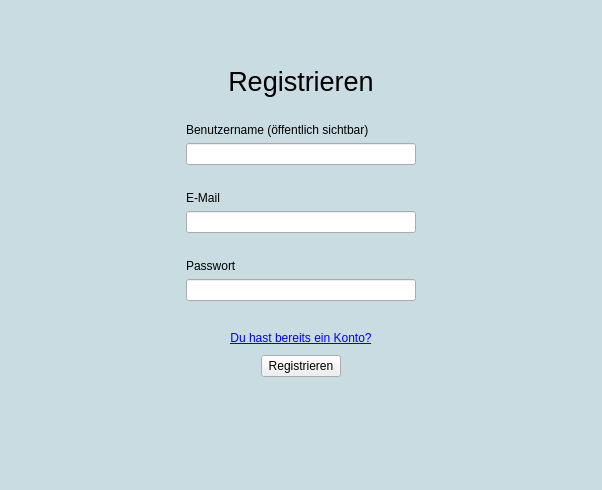
First picture: the form in Client/res/mp_logreg.ui, repository samuelx12/Vocitrainer, before the edit.
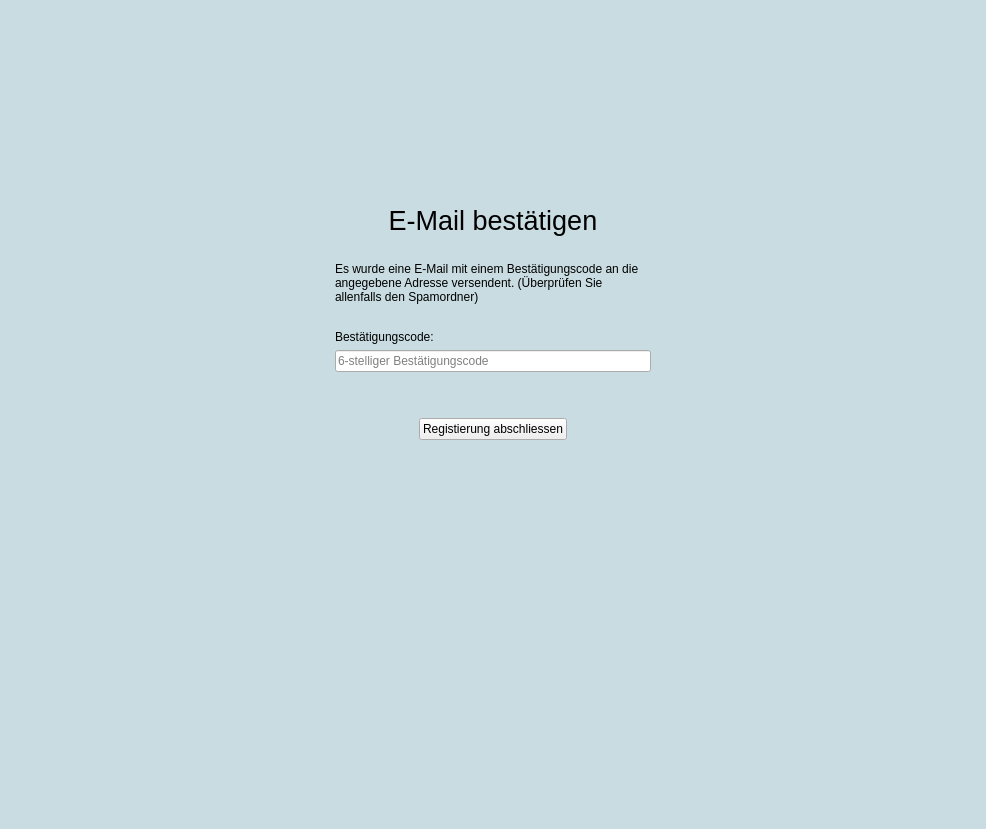
Second picture: the form after the edit. The open tabs and pages were chosen to show the change. Icons and pictures are not drawn.

Commit message: E-Mail Überprüfung client- und serverseitig fertiggestellt

What changed in the file:
```diff
--- a/Client/res/mp_logreg.ui
+++ b/Client/res/mp_logreg.ui
@@ -6,8 +6,8 @@
    <rect>
     <x>0</x>
     <y>0</y>
-    <width>602</width>
-    <height>490</height>
+    <width>986</width>
+    <height>829</height>
    </rect>
   </property>
   <property name="windowTitle">
@@ -350,13 +350,26 @@
             <layout class="QVBoxLayout" name="verticalLayout_7">
              <item>
               <widget class="QLabel" name="lbl_reg_benutzername">
+               <property name="styleSheet">
+                <string notr="true">font: 10pt &quot;MS Shell Dlg 2&quot;;</string>
+               </property>
                <property name="text">
                 <string>Benutzername (öffentlich sichtbar)</string>
                </property>
               </widget>
              </item>
              <item>
-              <widget class="QLineEdit" name="txt_reg_benutzername"/>
+              <widget class="QLineEdit" name="txt_reg_benutzername">
+               <property name="styleSheet">
+                <string notr="true">font: 10pt &quot;MS Shell Dlg 2&quot;;</string>
+               </property>
+               <property name="placeholderText">
+                <string>user1234</string>
+               </property>
+               <property name="clearButtonEnabled">
+                <bool>true</bool>
+               </property>
+              </widget>
              </item>
              <item>
               <widget class="QLabel" name="label_13">
@@ -367,13 +380,26 @@
              </item>
              <item>
               <widget class="QLabel" name="lbl_reg_email">
+               <property name="styleSheet">
+                <string notr="true">font: 10pt &quot;MS Shell Dlg 2&quot;;</string>
+               </property>
                <property name="text">
                 <string>E-Mail</string>
                </property>
               </widget>
              </item>
              <item>
-              <widget class="QLineEdit" name="txt_reg_email"/>
+              <widget class="QLineEdit" name="txt_reg_email">
+               <property name="styleSheet">
+                <string notr="true">font: 10pt &quot;MS Shell Dlg 2&quot;;</string>
+               </property>
+               <property name="placeholderText">
+                <string>email@example.com</string>
+               </property>
+               <property name="clearButtonEnabled">
+                <bool>true</bool>
+               </property>
+              </widget>
              </item>
             </layout>
            </item>
@@ -402,6 +428,9 @@
             <layout class="QVBoxLayout" name="verticalLayout_8">
              <item>
               <widget class="QLabel" name="lbl_reg_passwort">
+               <property name="styleSheet">
+                <string notr="true">font: 10pt &quot;MS Shell Dlg 2&quot;;</string>
+               </property>
                <property name="text">
                 <string>Passwort</string>
                </property>
@@ -409,11 +438,17 @@
              </item>
              <item>
               <widget class="QLineEdit" name="txt_reg_passwort">
+               <property name="styleSheet">
+                <string notr="true">font: 10pt &quot;MS Shell Dlg 2&quot;;</string>
+               </property>
                <property name="echoMode">
                 <enum>QLineEdit::Password</enum>
                </property>
+               <property name="placeholderText">
+                <string/>
+               </property>
                <property name="clearButtonEnabled">
-                <bool>false</bool>
+                <bool>true</bool>
                </property>
               </widget>
              </item>
@@ -461,11 +496,16 @@
             <widget class="QPushButton" name="cmd_zuLog">
              <property name="font">
               <font>
+               <family>MS Shell Dlg 2</family>
+               <pointsize>10</pointsize>
+               <weight>50</weight>
+               <italic>false</italic>
+               <bold>false</bold>
                <underline>true</underline>
               </font>
              </property>
              <property name="styleSheet">
-              <string notr="true">color: rgb(0, 0, 255);</string>
+              <string notr="true">font: 10pt &quot;MS Shell Dlg 2&quot;;</string>
              </property>
              <property name="text">
               <string>Du hast bereits ein Konto?</string>
@@ -507,6 +547,9 @@
            </item>
            <item>
             <widget class="QPushButton" name="cmd_reg">
+             <property name="styleSheet">
+              <string notr="true">font: 10pt &quot;MS Shell Dlg 2&quot;;</string>
+             </property>
              <property name="text">
               <string>Registrieren</string>
              </property>
@@ -573,6 +616,221 @@
        </item>
       </layout>
      </widget>
+     <widget class="QWidget" name="page_reg2">
+      <layout class="QHBoxLayout" name="horizontalLayout_10">
+       <item>
+        <spacer name="horizontalSpacer_13">
+         <property name="orientation">
+          <enum>Qt::Horizontal</enum>
+         </property>
+         <property name="sizeHint" stdset="0">
+          <size>
+           <width>306</width>
+           <height>20</height>
+          </size>
+         </property>
+        </spacer>
+       </item>
+       <item>
+        <layout class="QVBoxLayout" name="verticalLayout_9">
+         <item>
+          <spacer name="verticalSpacer_7">
+           <property name="orientation">
+            <enum>Qt::Vertical</enum>
+           </property>
+           <property name="sizeHint" stdset="0">
+            <size>
+             <width>20</width>
+             <height>40</height>
+            </size>
+           </property>
+          </spacer>
+         </item>
+         <item>
+          <widget class="QLabel" name="lbl_registrieren_2">
+           <property name="font">
+            <font>
+             <pointsize>20</pointsize>
+            </font>
+           </property>
+           <property name="text">
+            <string>E-Mail bestätigen</string>
+           </property>
+           <property name="alignment">
+            <set>Qt::AlignCenter</set>
+           </property>
+          </widget>
+         </item>
+         <item>
+          <widget class="QLabel" name="label_9">
+           <property name="text">
+            <string/>
+           </property>
+          </widget>
+         </item>
+         <item>
+          <widget class="QLabel" name="label">
+           <property name="styleSheet">
+            <string notr="true">font: 10pt &quot;MS Shell Dlg 2&quot;;</string>
+           </property>
+           <property name="text">
+            <string>Es wurde eine E-Mail mit einem Bestätigungscode an die angegebene Adresse versendent. (Überprüfen Sie allenfalls den Spamordner)</string>
+           </property>
+           <property name="wordWrap">
+            <bool>true</bool>
+           </property>
+          </widget>
+         </item>
+         <item>
+          <widget class="QLabel" name="lbl_reg_fehler_2">
+           <property name="font">
+            <font>
+             <family>Segoe UI</family>
+             <weight>50</weight>
+             <italic>true</italic>
+             <bold>false</bold>
+            </font>
+           </property>
+           <property name="styleSheet">
+            <string notr="true">color: rgb(170, 0, 0);</string>
+           </property>
+           <property name="text">
+            <string/>
+           </property>
+           <property name="alignment">
+            <set>Qt::AlignCenter</set>
+           </property>
+          </widget>
+         </item>
+         <item>
+          <widget class="QLabel" name="label_2">
+           <property name="styleSheet">
+            <string notr="true">font: 10pt &quot;MS Shell Dlg 2&quot;;</string>
+           </property>
+           <property name="text">
+            <string>Bestätigungscode:</string>
+           </property>
+          </widget>
+         </item>
+         <item>
+          <widget class="QLineEdit" name="txt_reg2_Code">
+           <property name="styleSheet">
+            <string notr="true">font: 12pt &quot;MS Shell Dlg 2&quot;;</string>
+           </property>
+           <property name="inputMask">
+            <string/>
+           </property>
+           <property name="maxLength">
+            <number>6</number>
+           </property>
+           <property name="placeholderText">
+            <string>6-stelliger Bestätigungscode</string>
+           </property>
+           <property name="clearButtonEnabled">
+            <bool>true</bool>
+           </property>
+          </widget>
+         </item>
+         <item>
+          <widget class="QLabel" name="lbl_reg2_Fehler">
+           <property name="text">
+            <string/>
+           </property>
+          </widget>
+         </item>
+         <item>
+          <widget class="QLabel" name="label_3">
+           <property name="text">
+            <string/>
+           </property>
+          </widget>
+         </item>
+         <item>
+          <layout class="QHBoxLayout" name="horizontalLayout_9">
+           <item>
+            <spacer name="horizontalSpacer_17">
+             <property name="orientation">
+              <enum>Qt::Horizontal</enum>
+             </property>
+             <property name="sizeHint" stdset="0">
+              <size>
+               <width>40</width>
+               <height>20</height>
+              </size>
+             </property>
+            </spacer>
+           </item>
+           <item>
+            <widget class="QPushButton" name="cmd_reg2">
+             <property name="styleSheet">
+              <string notr="true">font: 10pt &quot;MS Shell Dlg 2&quot;;</string>
+             </property>
+             <property name="text">
+              <string>Registierung abschliessen</string>
+             </property>
+             <property name="default">
+              <bool>true</bool>
+             </property>
+            </widget>
+           </item>
+           <item>
+            <spacer name="horizontalSpacer_18">
+             <property name="orientation">
+              <enum>Qt::Horizontal</enum>
+             </property>
+             <property name="sizeHint" stdset="0">
+              <size>
+               <width>40</width>
+               <height>20</height>
+              </size>
+             </property>
+            </spacer>
+           </item>
+          </layout>
+         </item>
+         <item>
+          <spacer name="verticalSpacer_8">
+           <property name="orientation">
+            <enum>Qt::Vertical</enum>
+           </property>
+           <property name="sizeHint" stdset="0">
+            <size>
+             <width>20</width>
+             <height>40</height>
+            </size>
+           </property>
+          </spacer>
+         </item>
+         <item>
+          <spacer name="verticalSpacer_9">
+           <property name="orientation">
+            <enum>Qt::Vertical</enum>
+           </property>
+           <property name="sizeHint" stdset="0">
+            <size>
+             <width>20</width>
+             <height>40</height>
+            </size>
+           </property>
+          </spacer>
+         </item>
+        </layout>
+       </item>
+       <item>
+        <spacer name="horizontalSpacer_14">
+         <property name="orientation">
+          <enum>Qt::Horizontal</enum>
+         </property>
+         <property name="sizeHint" stdset="0">
+          <size>
+           <width>306</width>
+           <height>20</height>
+          </size>
+         </property>
+        </spacer>
+       </item>
+      </layout>
+     </widget>
     </widget>
    </item>
   </layout>
```
Left out of the diff: 25 changed lines with no effect on the pictures. The commit also changes 6 other files.
